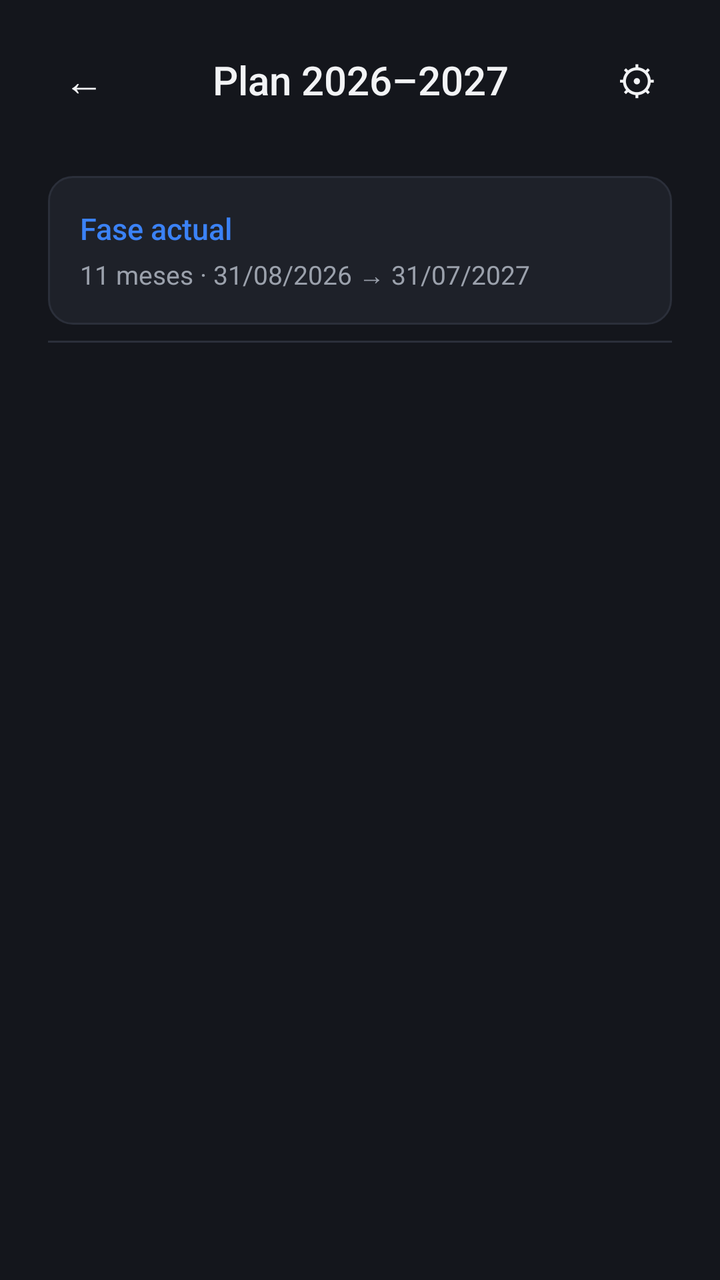
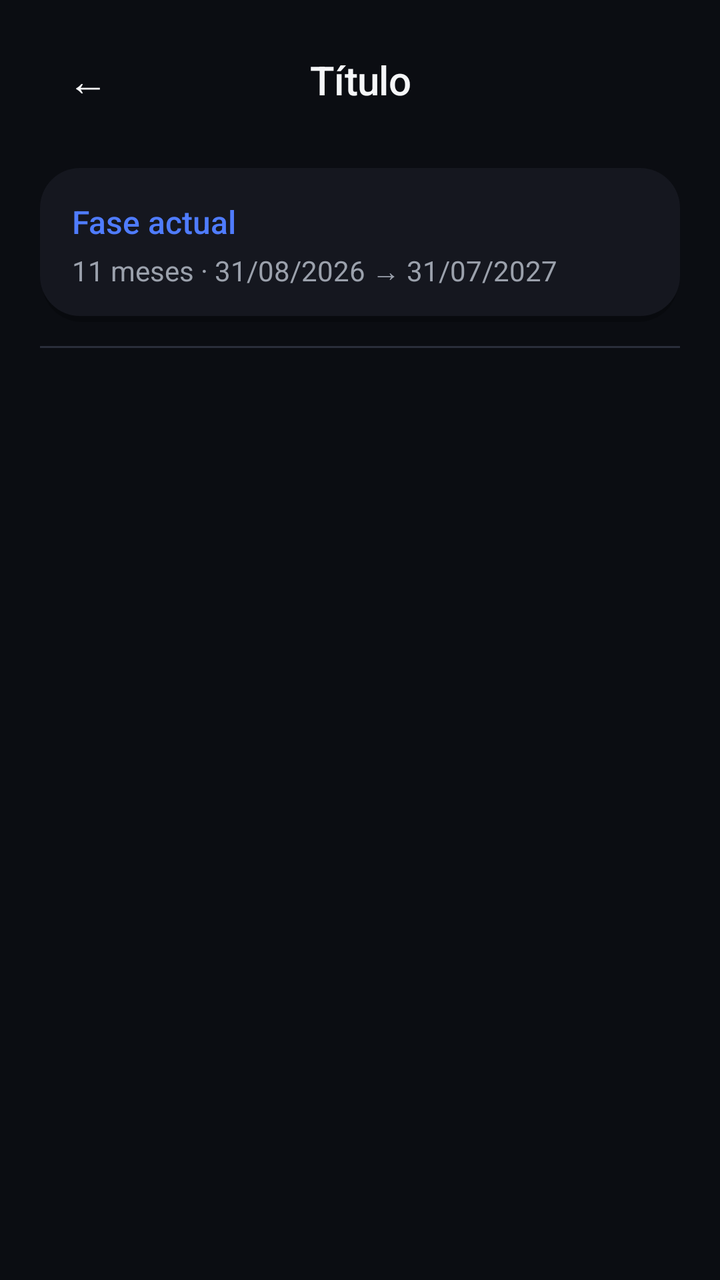

The first picture is an Android layout as it rendered before a commit; the second is the same layout after the commit. The layout source and the unified diff follow.
<!-- AndroidManifest.xml: application theme Theme.FitBase -->
<!-- res/layout/activity_plan_anual.xml -->
<?xml version="1.0" encoding="utf-8"?>

<LinearLayout xmlns:android="http://schemas.android.com/apk/res/android"
    android:layout_width="match_parent"
    android:layout_height="match_parent"
    android:orientation="vertical"
    android:background="@color/colorBackground"
    android:paddingHorizontal="24dp"
    android:paddingTop="16dp">

    
    <LinearLayout
        android:layout_width="match_parent"
        android:layout_height="wrap_content"
        android:orientation="horizontal"
        android:gravity="center_vertical"
        android:layout_marginBottom="24dp">

        <TextView
            android:id="@+id/btnVolver"
            android:layout_width="wrap_content"
            android:layout_height="@dimen/touch_target_min"
            android:gravity="center"
            android:text="←"
            android:textColor="@color/colorTextPrimary"
            android:textSize="20sp"
            android:paddingHorizontal="8dp" />

        <TextView
            android:layout_width="0dp"
            android:layout_height="wrap_content"
            android:layout_weight="1"
            android:text="Plan 2026–2027"
            android:textColor="@color/colorTextPrimary"
            android:textSize="20sp"
            android:fontFamily="sans-serif-medium"
            android:textAlignment="center" />

        <TextView
            android:id="@+id/btnHorario"
            android:layout_width="wrap_content"
            android:layout_height="@dimen/touch_target_min"
            android:gravity="center"
            android:text="⚙"
            android:textColor="@color/colorTextPrimary"
            android:textSize="20sp"
            android:paddingHorizontal="8dp" />
    </LinearLayout>

    
    <LinearLayout
        android:layout_width="match_parent"
        android:layout_height="wrap_content"
        android:orientation="vertical"
        android:padding="16dp"
        android:layout_marginBottom="8dp"
        android:background="@drawable/bg_card_flat">

        <TextView
            android:id="@+id/tvFaseActual"
            android:layout_width="match_parent"
            android:layout_height="wrap_content"
            android:text="Fase actual"
            android:textColor="@color/colorAccentPrimary"
            android:textSize="15sp"
            android:fontFamily="sans-serif-medium" />

        <TextView
            android:id="@+id/tvProgreso"
            android:layout_width="match_parent"
            android:layout_height="wrap_content"
            android:text="11 meses · 31/08/2026 → 31/07/2027"
            android:textColor="@color/colorTextSecondary"
            android:textSize="13sp"
            android:layout_marginTop="4dp" />
    </LinearLayout>

    
    <View
        android:layout_width="match_parent"
        android:layout_height="1dp"
        android:background="@color/colorSeparator"
        android:layout_marginBottom="8dp" />

    
    <androidx.recyclerview.widget.RecyclerView
        android:id="@+id/rvFases"
        android:layout_width="match_parent"
        android:layout_height="0dp"
        android:layout_weight="1" />

</LinearLayout>
<!-- resources referenced by this layout -->
<resources>
  <color name="colorAccentPrimary">#3B82F6</color>
  <color name="colorBackground">#14161C</color>
  <color name="colorSeparator">#2B2F3A</color>
  <color name="colorTextPrimary">#F2F3F5</color>
  <color name="colorTextSecondary">#9BA1AC</color>
  <dimen name="touch_target_min">48dp</dimen>
  <!-- drawable bg_card_flat (drawable) -->
  <?xml version="1.0" encoding="utf-8"?>
  
  <shape xmlns:android="http://schemas.android.com/apk/res/android"
      android:shape="rectangle">
      <corners android:radius="@dimen/radius_card" />
      <stroke android:width="1dp" android:color="@color/colorSeparator" />
      <solid android:color="@color/colorSurface" />
  </shape>
  <style name="Theme.FitBase" parent="Theme.MaterialComponents.DayNight.NoActionBar">
          
          <item name="colorPrimary">@color/colorAccentPrimary</item>
          <item name="colorPrimaryVariant">@color/colorTextPrimary</item>
          <item name="colorOnPrimary">#FFFFFF</item>
  
          
          <item name="colorSecondary">@color/colorTextSecondary</item>
          <item name="colorOnSecondary">#FFFFFF</item>
  
          
          <item name="android:colorBackground">@color/colorBackground</item>
          <item name="android:windowBackground">@color/colorBackground</item>
          <item name="colorSurface">@color/colorSurface</item>
  
          
          <item name="android:statusBarColor">@color/colorBackground</item>
          <item name="android:navigationBarColor">@color/colorBackground</item>
          <item name="android:windowLightStatusBar">true</item>
  
          
          <item name="windowNoTitle">true</item>
          <item name="windowActionBar">false</item>
  
          
          <item name="android:fontFamily">sans-serif</item>
      </style>
  <dimen name="radius_card">12dp</dimen>
  <color name="colorSurface">#1E2129</color>
</resources>

<!-- the commit's change to res/layout/activity_plan_anual.xml (unified diff, before → after) -->
@@ -1,78 +1,39 @@
 <?xml version="1.0" encoding="utf-8"?>
-
 <LinearLayout xmlns:android="http://schemas.android.com/apk/res/android"
     android:layout_width="match_parent"
     android:layout_height="match_parent"
     android:orientation="vertical"
     android:background="@color/colorBackground"
-    android:paddingHorizontal="24dp"
-    android:paddingTop="16dp">
+    android:paddingHorizontal="@dimen/screen_padding"
+    android:paddingTop="@dimen/space_lg">
 
-    
-    <LinearLayout
-        android:layout_width="match_parent"
-        android:layout_height="wrap_content"
-        android:orientation="horizontal"
-        android:gravity="center_vertical"
-        android:layout_marginBottom="24dp">
-
-        <TextView
-            android:id="@+id/btnVolver"
-            android:layout_width="wrap_content"
-            android:layout_height="@dimen/touch_target_min"
-            android:gravity="center"
-            android:text="←"
-            android:textColor="@color/colorTextPrimary"
-            android:textSize="20sp"
-            android:paddingHorizontal="8dp" />
-
-        <TextView
-            android:layout_width="0dp"
-            android:layout_height="wrap_content"
-            android:layout_weight="1"
-            android:text="Plan 2026–2027"
-            android:textColor="@color/colorTextPrimary"
-            android:textSize="20sp"
-            android:fontFamily="sans-serif-medium"
-            android:textAlignment="center" />
-
-        <TextView
-            android:id="@+id/btnHorario"
-            android:layout_width="wrap_content"
-            android:layout_height="@dimen/touch_target_min"
-            android:gravity="center"
-            android:text="⚙"
-            android:textColor="@color/colorTextPrimary"
-            android:textSize="20sp"
-            android:paddingHorizontal="8dp" />
-    </LinearLayout>
+    <include layout="@layout/partial_header" />
 
     
     <LinearLayout
         android:layout_width="match_parent"
         android:layout_height="wrap_content"
         android:orientation="vertical"
-        android:padding="16dp"
-        android:layout_marginBottom="8dp"
+        android:padding="@dimen/card_padding"
+        android:layout_marginTop="@dimen/space_xl"
+        android:layout_marginBottom="@dimen/space_md"
         android:background="@drawable/bg_card_flat">
 
         <TextView
             android:id="@+id/tvFaseActual"
+            style="@style/TextAppearance.FitBase.Title"
             android:layout_width="match_parent"
             android:layout_height="wrap_content"
             android:text="Fase actual"
-            android:textColor="@color/colorAccentPrimary"
-            android:textSize="15sp"
-            android:fontFamily="sans-serif-medium" />
+            android:textColor="@color/colorAccentPrimary" />
 
         <TextView
             android:id="@+id/tvProgreso"
+            style="@style/TextAppearance.FitBase.Body"
             android:layout_width="match_parent"
             android:layout_height="wrap_content"
             android:text="11 meses · 31/08/2026 → 31/07/2027"
-            android:textColor="@color/colorTextSecondary"
-            android:textSize="13sp"
-            android:layout_marginTop="4dp" />
+            android:layout_marginTop="@dimen/space_xxs" />
     </LinearLayout>
 
     
@@ -80,7 +41,7 @@
         android:layout_width="match_parent"
         android:layout_height="1dp"
         android:background="@color/colorSeparator"
-        android:layout_marginBottom="8dp" />
+        android:layout_marginBottom="@dimen/space_sm" />
 
     
     <androidx.recyclerview.widget.RecyclerView
@@ -90,3 +51,32 @@
         android:layout_weight="1" />
 
 </LinearLayout>
+<!-- res/layout/partial_header.xml (included above) -->
+<?xml version="1.0" encoding="utf-8"?>
+<LinearLayout xmlns:android="http://schemas.android.com/apk/res/android"
+    android:layout_width="match_parent"
+    android:layout_height="wrap_content"
+    android:orientation="horizontal"
+    android:gravity="center_vertical">
+
+    <TextView
+        android:id="@+id/btnVolver"
+        style="@style/Widget.FitBase.HeaderIconButton"
+        android:text="←" />
+
+    <TextView
+        android:id="@+id/tvHeaderTitulo"
+        style="@style/TextAppearance.FitBase.Headline"
+        android:layout_width="0dp"
+        android:layout_height="wrap_content"
+        android:layout_weight="1"
+        android:textAlignment="center"
+        android:text="Título" />
+
+    <TextView
+        android:id="@+id/btnHeaderAccion"
+        style="@style/Widget.FitBase.HeaderIconButton"
+        android:text="⚙"
+        android:visibility="invisible" />
+
+</LinearLayout>
<!-- resource entries referenced after the edit -->
@@ -1,20 +1,59 @@
 <!-- resources referenced by this layout -->
 <resources>
-  <color name="colorAccentPrimary">#3B82F6</color>
-  <color name="colorBackground">#14161C</color>
-  <color name="colorSeparator">#2B2F3A</color>
-  <color name="colorTextPrimary">#F2F3F5</color>
+  <color name="colorAccentPrimary">#4F7CFF</color>
+  <color name="colorBackground">#0B0D12</color>
+  <color name="colorSeparator">#2A2E3A</color>
+  <dimen name="card_padding">16dp</dimen>
+  <dimen name="screen_padding">20dp</dimen>
+  <dimen name="space_lg">16dp</dimen>
+  <dimen name="space_md">12dp</dimen>
+  <dimen name="space_sm">8dp</dimen>
+  <dimen name="space_xl">20dp</dimen>
+  <dimen name="space_xxs">4dp</dimen>
+  <color name="colorTextPrimary">#F5F6F8</color>
   <color name="colorTextSecondary">#9BA1AC</color>
   <dimen name="touch_target_min">48dp</dimen>
   <!-- drawable bg_card_flat (drawable) -->
   <?xml version="1.0" encoding="utf-8"?>
-  
-  <shape xmlns:android="http://schemas.android.com/apk/res/android"
-      android:shape="rectangle">
-      <corners android:radius="@dimen/radius_card" />
-      <stroke android:width="1dp" android:color="@color/colorSeparator" />
-      <solid android:color="@color/colorSurface" />
-  </shape>
+  <layer-list xmlns:android="http://schemas.android.com/apk/res/android">
+      <item android:top="3dp" android:left="1dp" android:right="1dp">
+          <shape android:shape="rectangle">
+              <corners android:radius="@dimen/radius_card" />
+              <solid android:color="@color/colorShadow" />
+          </shape>
+      </item>
+      <item android:bottom="3dp">
+          <shape android:shape="rectangle">
+              <corners android:radius="@dimen/radius_card" />
+              <solid android:color="@color/colorSurface" />
+          </shape>
+      </item>
+  </layer-list>
+  <style name="TextAppearance.FitBase.Body">
+          <item name="android:textSize">14sp</item>
+          <item name="android:fontFamily">sans-serif</item>
+          <item name="android:textColor">@color/colorTextSecondary</item>
+      </style>
+  <style name="TextAppearance.FitBase.Headline">
+          <item name="android:textSize">20sp</item>
+          <item name="android:fontFamily">sans-serif-medium</item>
+          <item name="android:textColor">@color/colorTextPrimary</item>
+          <item name="android:letterSpacing">-0.01</item>
+      </style>
+  <style name="TextAppearance.FitBase.Title">
+          <item name="android:textSize">16sp</item>
+          <item name="android:fontFamily">sans-serif-medium</item>
+          <item name="android:textColor">@color/colorTextPrimary</item>
+      </style>
+  <style name="Widget.FitBase.HeaderIconButton" parent="">
+          <item name="android:layout_width">wrap_content</item>
+          <item name="android:layout_height">@dimen/touch_target_min</item>
+          <item name="android:minWidth">@dimen/touch_target_min</item>
+          <item name="android:gravity">center</item>
+          <item name="android:textSize">20sp</item>
+          <item name="android:textColor">@color/colorTextPrimary</item>
+          <item name="android:background">?attr/selectableItemBackgroundBorderless</item>
+      </style>
   <style name="Theme.FitBase" parent="Theme.MaterialComponents.DayNight.NoActionBar">
           
           <item name="colorPrimary">@color/colorAccentPrimary</item>
@@ -33,7 +72,8 @@
           
           <item name="android:statusBarColor">@color/colorBackground</item>
           <item name="android:navigationBarColor">@color/colorBackground</item>
-          <item name="android:windowLightStatusBar">true</item>
+          <item name="android:windowLightStatusBar">false</item>
+          <item name="android:windowLightNavigationBar" tools:targetApi="27">false</item>
   
           
           <item name="windowNoTitle">true</item>
@@ -42,7 +82,8 @@
           
           <item name="android:fontFamily">sans-serif</item>
       </style>
-  <dimen name="radius_card">12dp</dimen>
-  <color name="colorSurface">#1E2129</color>
+  <dimen name="radius_card">20dp</dimen>
+  <color name="colorShadow">#40000000</color>
+  <color name="colorSurface">#15171F</color>
 </resources>
 
